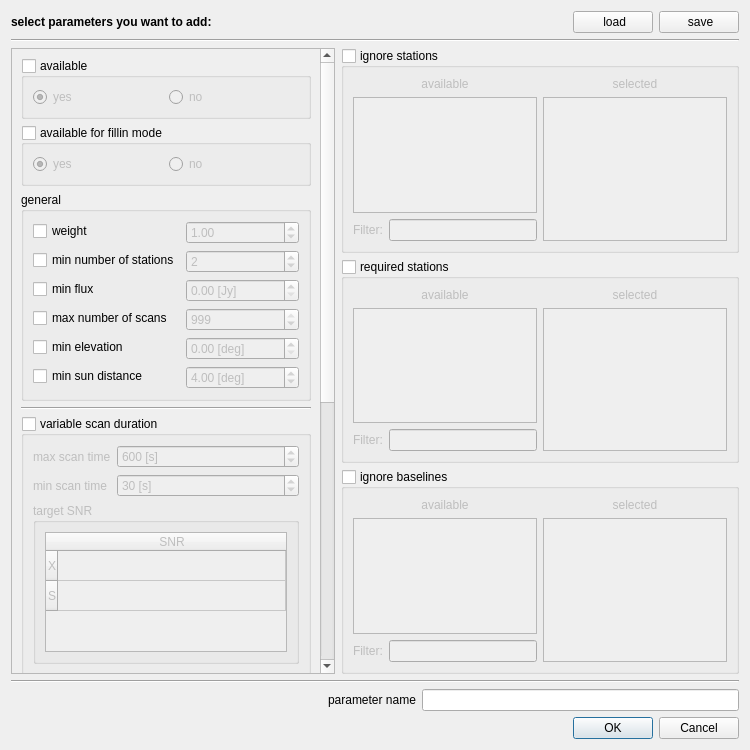
Old version of the form sourceparametersdialog.ui in the repository TUW-VieVS/VieSchedpp.
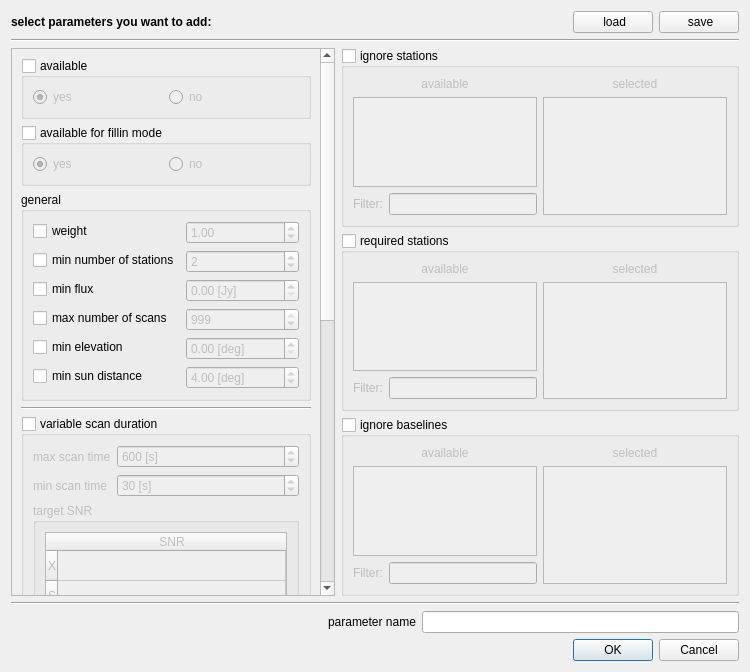
New version of the form. Icons and pictures are not drawn.

```diff
--- a/sourceparametersdialog.ui
+++ b/sourceparametersdialog.ui
@@ -7,7 +7,7 @@
     <x>0</x>
     <y>0</y>
     <width>750</width>
-    <height>750</height>
+    <height>672</height>
    </rect>
   </property>
   <property name="windowTitle">
```
